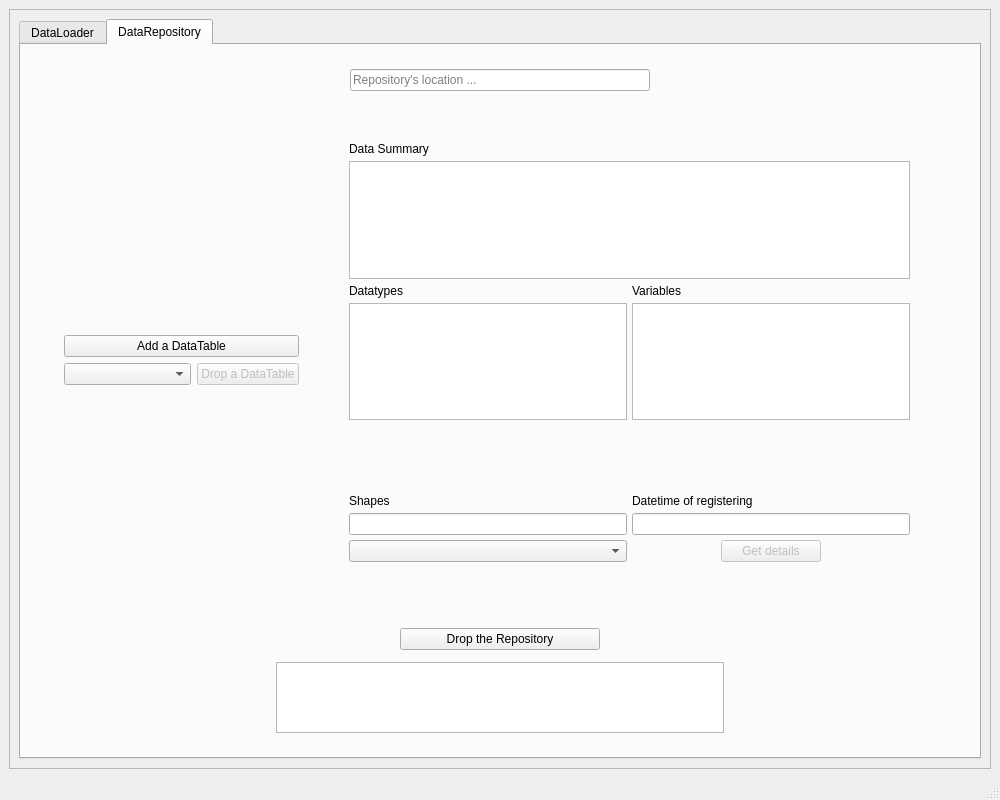
Qt form mainwindow.ui (MrocznyZdzichu/MLOps) before a commit.
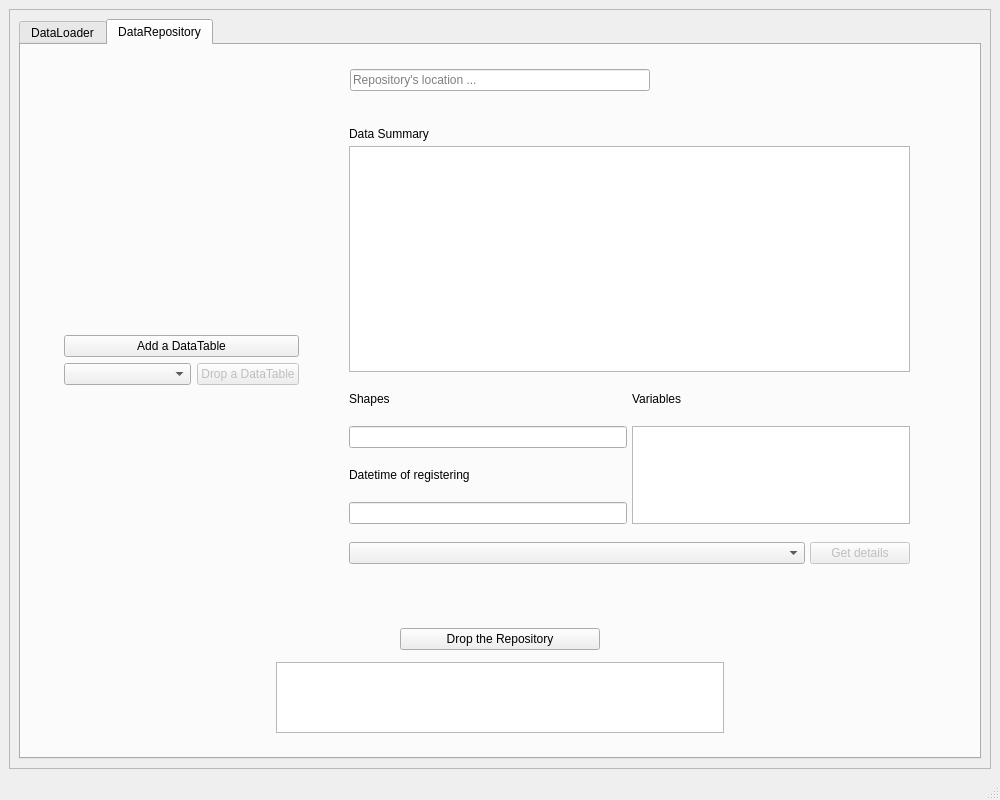
The same form after that commit. The open tabs and pages were chosen to show the change.

Commit message: Minor UI tweak. A general info browser implemented

Patch:
```diff
--- a/mainwindow.ui
+++ b/mainwindow.ui
@@ -341,7 +341,7 @@
                 </widget>
                </item>
                <item>
-                <layout class="QVBoxLayout" name="verticalLayout" stretch="0,1,1,1,0">
+                <layout class="QVBoxLayout" name="verticalLayout" stretch="1,10,6,2,1">
                  <property name="spacing">
                   <number>5</number>
                  </property>
@@ -385,14 +385,17 @@
                   </layout>
                  </item>
                  <item>
-                  <layout class="QGridLayout" name="gridLayout_11">
+                  <layout class="QGridLayout" name="gridLayout_11" rowstretch="1,1,1,1">
                    <item row="0" column="0">
-                    <widget class="QLabel" name="label_2">
+                    <widget class="QLabel" name="label_4">
                      <property name="text">
-                      <string>Datatypes</string>
+                      <string>Shapes</string>
                      </property>
                     </widget>
                    </item>
+                   <item row="1" column="0">
+                    <widget class="QLineEdit" name="dr_le_shapes"/>
+                   </item>
                    <item row="0" column="1">
                     <widget class="QLabel" name="label_3">
                      <property name="text">
@@ -400,40 +403,27 @@
                      </property>
                     </widget>
                    </item>
-                   <item row="1" column="0">
-                    <widget class="QTextBrowser" name="dr_tb_dtypes"/>
-                   </item>
-                   <item row="1" column="1">
-                    <widget class="QTextBrowser" name="dr_tb_variables"/>
-                   </item>
-                  </layout>
-                 </item>
-                 <item>
-                  <layout class="QGridLayout" name="gridLayout_13">
                    <item row="2" column="0">
-                    <widget class="QComboBox" name="dr_cb_DT_browse"/>
-                   </item>
-                   <item row="0" column="1" alignment="Qt::AlignBottom">
                     <widget class="QLabel" name="label_5">
                      <property name="text">
                       <string>Datetime of registering</string>
                      </property>
                     </widget>
                    </item>
-                   <item row="1" column="0">
-                    <widget class="QLineEdit" name="dr_le_shapes"/>
-                   </item>
-                   <item row="0" column="0" alignment="Qt::AlignBottom">
-                    <widget class="QLabel" name="label_4">
-                     <property name="text">
-                      <string>Shapes</string>
-                     </property>
-                    </widget>
-                   </item>
-                   <item row="1" column="1">
+                   <item row="3" column="0">
                     <widget class="QLineEdit" name="dr_le_register_dttm"/>
                    </item>
-                   <item row="2" column="1" alignment="Qt::AlignHCenter">
+                   <item row="1" column="1" rowspan="3">
+                    <widget class="QTextBrowser" name="dr_tb_variables"/>
+                   </item>
+                  </layout>
+                 </item>
+                 <item>
+                  <layout class="QGridLayout" name="gridLayout_13" columnstretch="1,1">
+                   <item row="0" column="0" rowspan="3">
+                    <widget class="QComboBox" name="dr_cb_DT_browse"/>
+                   </item>
+                   <item row="0" column="1" rowspan="3">
                     <widget class="QPushButton" name="dr_pb_DT_browse">
                      <property name="enabled">
                       <bool>false</bool>
```
Left out of the diff: 19 changed lines with no effect on the pictures. The commit also changes 3 other files.
